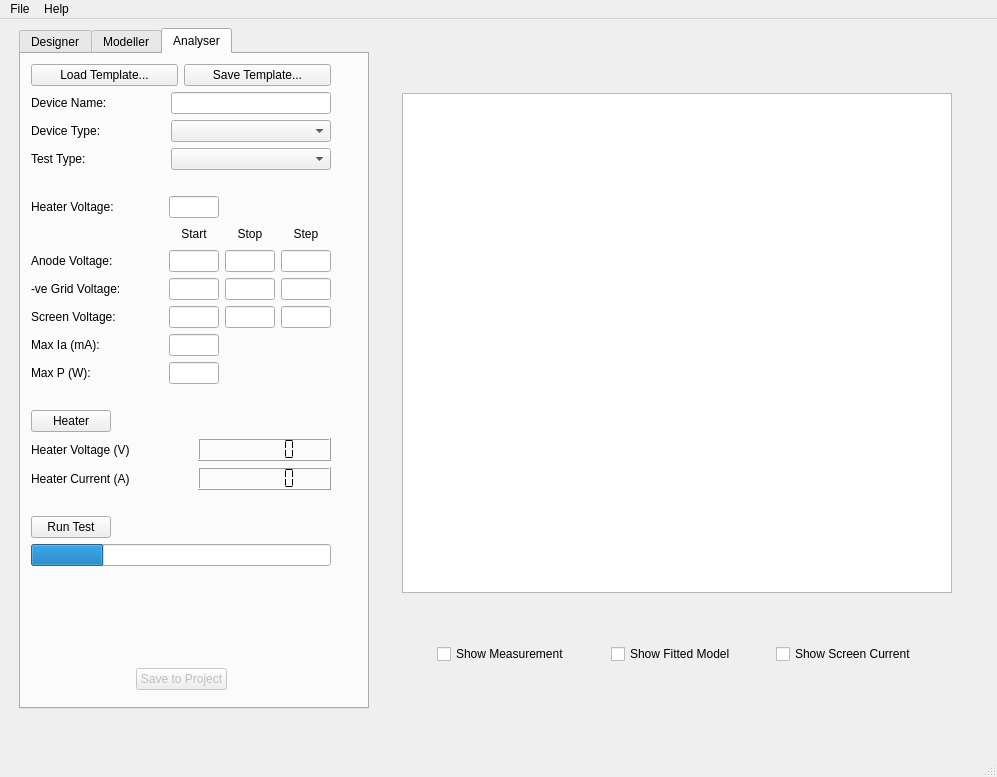
The window that valveworkbench.ui (Lizardboy2390/ValveWorkbench) describes before a commit, drawn with Qt 5.
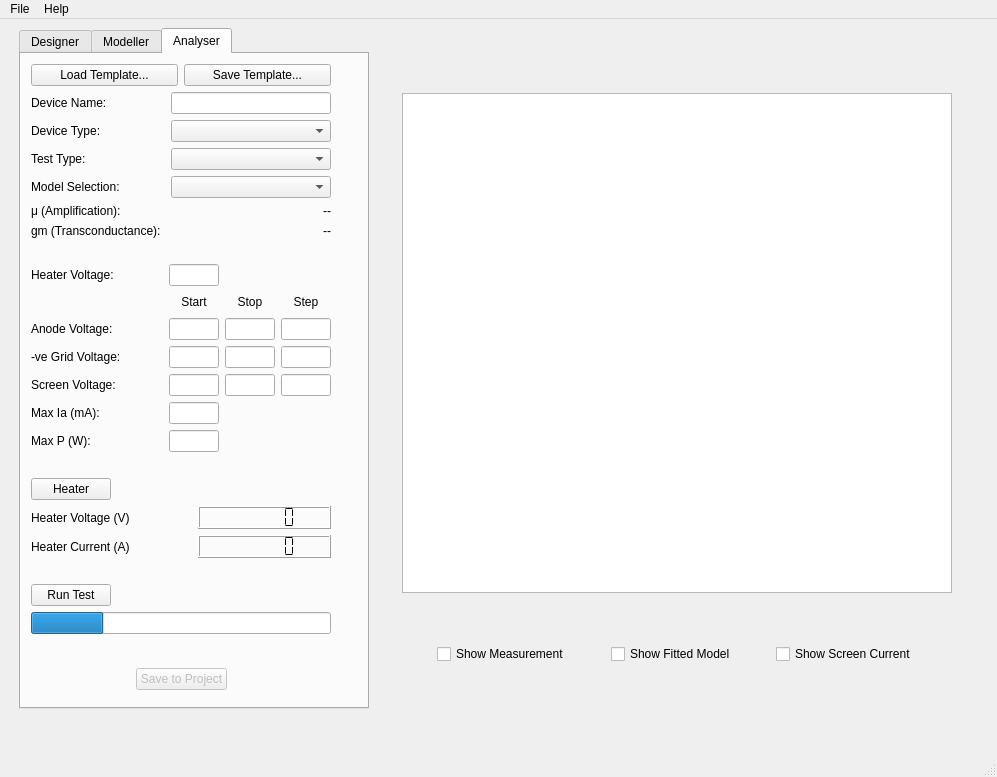
The same window after the commit. The open tabs and pages were chosen to show the change.

What changed in the file:
```diff
--- a/valveworkbench.ui
+++ b/valveworkbench.ui
@@ -951,6 +951,77 @@
             </item>
            </layout>
           </item>
+          <item>
+           <layout class="QHBoxLayout" name="horizontalLayout_modelSelection">
+            <item>
+             <widget class="QLabel" name="modelSelectionLabel">
+              <property name="text">
+               <string>Model Selection:</string>
+              </property>
+             </widget>
+            </item>
+            <item>
+             <widget class="QComboBox" name="modelSelectionCombo">
+              <property name="sizePolicy">
+               <sizepolicy hsizetype="Fixed" vsizetype="Fixed">
+                <horstretch>0</horstretch>
+                <verstretch>0</verstretch>
+               </sizepolicy>
+              </property>
+              <property name="minimumSize">
+               <size>
+                <width>160</width>
+                <height>0</height>
+               </size>
+              </property>
+              <property name="maximumSize">
+               <size>
+                <width>160</width>
+                <height>16777215</height>
+               </size>
+              </property>
+             </widget>
+            </item>
+           </layout>
+          </item>
+          <item>
+           <layout class="QGridLayout" name="gridLayout_parameters">
+            <item row="0" column="0">
+             <widget class="QLabel" name="muLabel">
+              <property name="text">
+               <string>μ (Amplification):</string>
+              </property>
+             </widget>
+            </item>
+            <item row="0" column="1">
+             <widget class="QLabel" name="muValue">
+              <property name="text">
+               <string>--</string>
+              </property>
+              <property name="alignment">
+               <set>Qt::AlignRight|Qt::AlignTrailing|Qt::AlignVCenter</set>
+              </property>
+             </widget>
+            </item>
+            <item row="1" column="0">
+             <widget class="QLabel" name="gmLabel">
+              <property name="text">
+               <string>gm (Transconductance):</string>
+              </property>
+             </widget>
+            </item>
+            <item row="1" column="1">
+             <widget class="QLabel" name="gmValue">
+              <property name="text">
+               <string>--</string>
+              </property>
+              <property name="alignment">
+               <set>Qt::AlignRight|Qt::AlignTrailing|Qt::AlignVCenter</set>
+              </property>
+             </widget>
+            </item>
+           </layout>
+          </item>
           <item>
            <spacer name="verticalSpacer_8">
             <property name="orientation">
```
